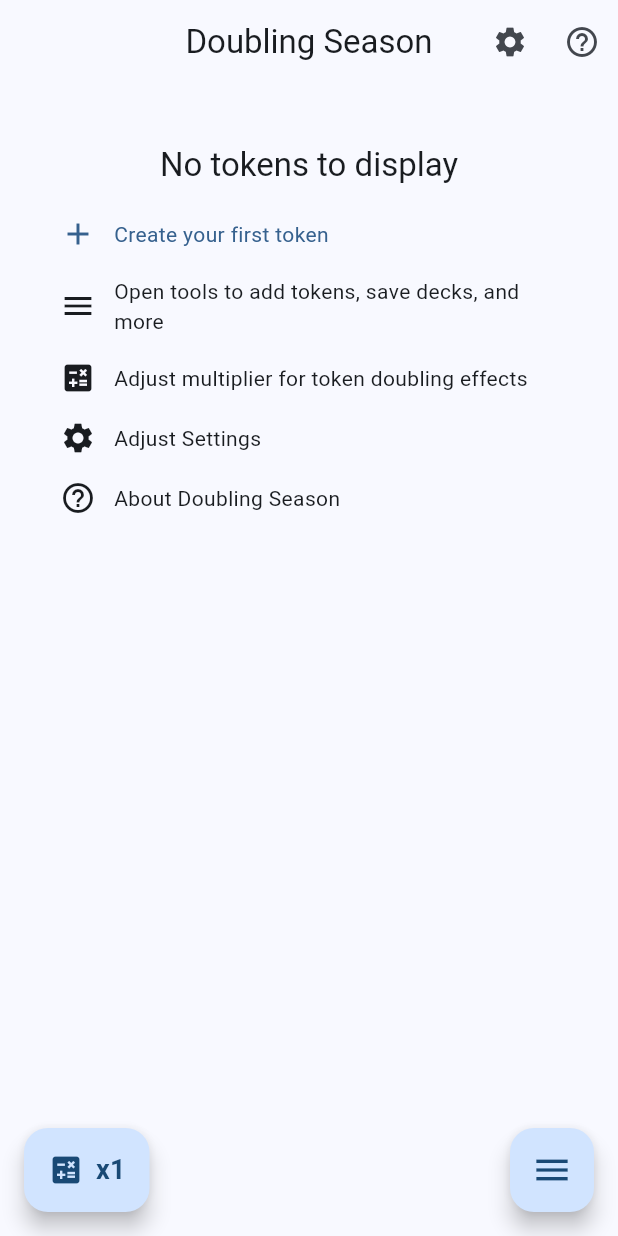
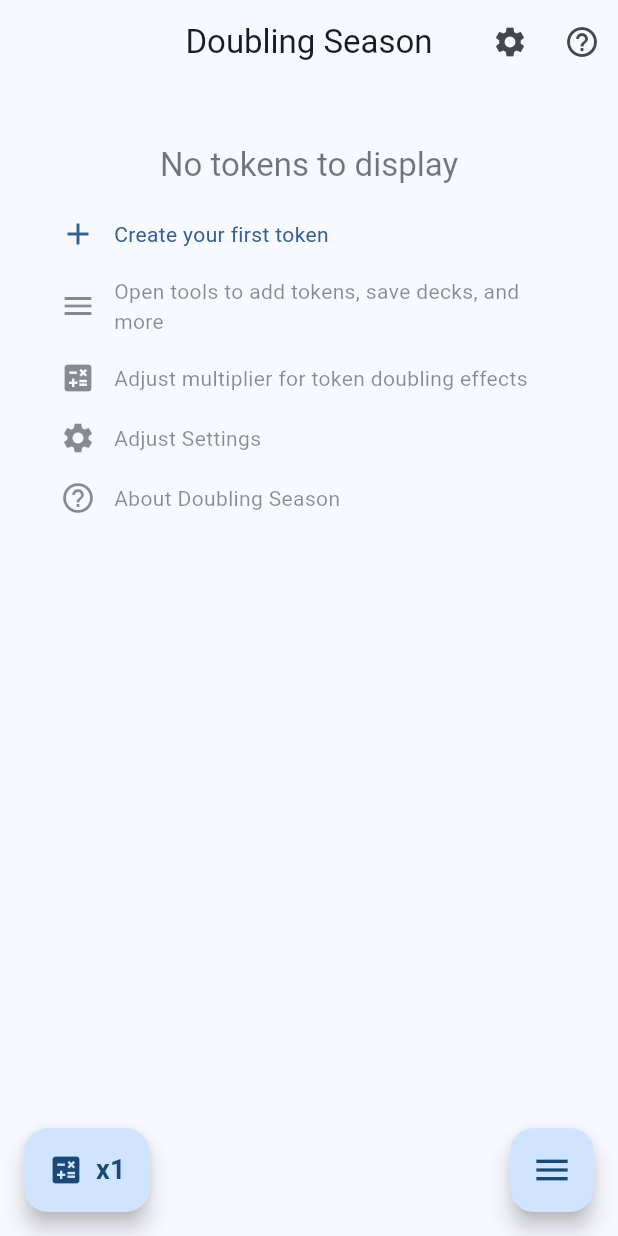
Before and after one commit to didymusbenson/Doubling-Season, a Flutter app: the screen it shows after launch, on a phone screen of 412 x 824 dp. Run offline on Flutter 3.47's test engine with Material 3 defaults, Android fonts, the phone set to English and light mode, and no system bars; our stand-ins replace gradient_borders, hive, hive_flutter, package_info_plus, shared_preferences, wakelock_plus; accounts and stored records are empty.

Commit message:
Improve empty state visual hierarchy by reducing opacity of informational text while keeping primary action prominent

```diff
--- a/lib/screens/content_screen.dart
+++ b/lib/screens/content_screen.dart
@@ -186,7 +186,9 @@ class _ContentScreenState extends State<ContentScreen> {
                 alignment: Alignment.center,
                 child: Text(
                   'No tokens to display',
-                  style: Theme.of(context).textTheme.titleLarge,
+                  style: Theme.of(context).textTheme.titleLarge?.copyWith(
+                    color: Theme.of(context).textTheme.titleLarge?.color?.withOpacity(0.6),
+                  ),
                 ),
               ),
               const SizedBox(height: UIConstants.largePadding),
@@ -217,13 +219,15 @@ class _ContentScreenState extends State<ContentScreen> {
                 children: [
                   Icon(
                     Icons.menu,
-                    color: Theme.of(context).textTheme.bodyMedium?.color,
+                    color: Theme.of(context).textTheme.bodyMedium?.color?.withOpacity(0.5),
                   ),
                   const SizedBox(width: UIConstants.largeSpacing),
                   Flexible(
                     child: Text(
                       'Open tools to add tokens, save decks, and more',
-                      style: Theme.of(context).textTheme.bodyMedium,
+                      style: Theme.of(context).textTheme.bodyMedium?.copyWith(
+                        color: Theme.of(context).textTheme.bodyMedium?.color?.withOpacity(0.5),
+                      ),
                     ),
                   ),
                 ],
@@ -234,13 +238,15 @@ class _ContentScreenState extends State<ContentScreen> {
                 children: [
                   Icon(
                     Icons.calculate,
-                    color: Theme.of(context).textTheme.bodyMedium?.color,
+                    color: Theme.of(context).textTheme.bodyMedium?.color?.withOpacity(0.5),
                   ),
                   const SizedBox(width: UIConstants.largeSpacing),
                   Flexible(
                     child: Text(
                       'Adjust multiplier for token doubling effects',
-                      style: Theme.of(context).textTheme.bodyMedium,
+                      style: Theme.of(context).textTheme.bodyMedium?.copyWith(
+                        color: Theme.of(context).textTheme.bodyMedium?.color?.withOpacity(0.5),
+                      ),
                     ),
                   ),
                 ],
@@ -251,13 +257,15 @@ class _ContentScreenState extends State<ContentScreen> {
                 children: [
                   Icon(
                     Icons.settings,
-                    color: Theme.of(context).textTheme.bodyMedium?.color,
+                    color: Theme.of(context).textTheme.bodyMedium?.color?.withOpacity(0.5),
                   ),
                   const SizedBox(width: UIConstants.largeSpacing),
                   Flexible(
                     child: Text(
                       'Adjust Settings',
-                      style: Theme.of(context).textTheme.bodyMedium,
+                      style: Theme.of(context).textTheme.bodyMedium?.copyWith(
+                        color: Theme.of(context).textTheme.bodyMedium?.color?.withOpacity(0.5),
+                      ),
                     ),
                   ),
                 ],
@@ -268,13 +276,15 @@ class _ContentScreenState extends State<ContentScreen> {
                 children: [
                   Icon(
                     Icons.help_outline,
-                    color: Theme.of(context).textTheme.bodyMedium?.color,
+                    color: Theme.of(context).textTheme.bodyMedium?.color?.withOpacity(0.5),
                   ),
                   const SizedBox(width: UIConstants.largeSpacing),
                   Flexible(
                     child: Text(
                       'About Doubling Season',
-                      style: Theme.of(context).textTheme.bodyMedium,
+                      style: Theme.of(context).textTheme.bodyMedium?.copyWith(
+                        color: Theme.of(context).textTheme.bodyMedium?.color?.withOpacity(0.5),
+                      ),
                     ),
                   ),
                 ],
```
